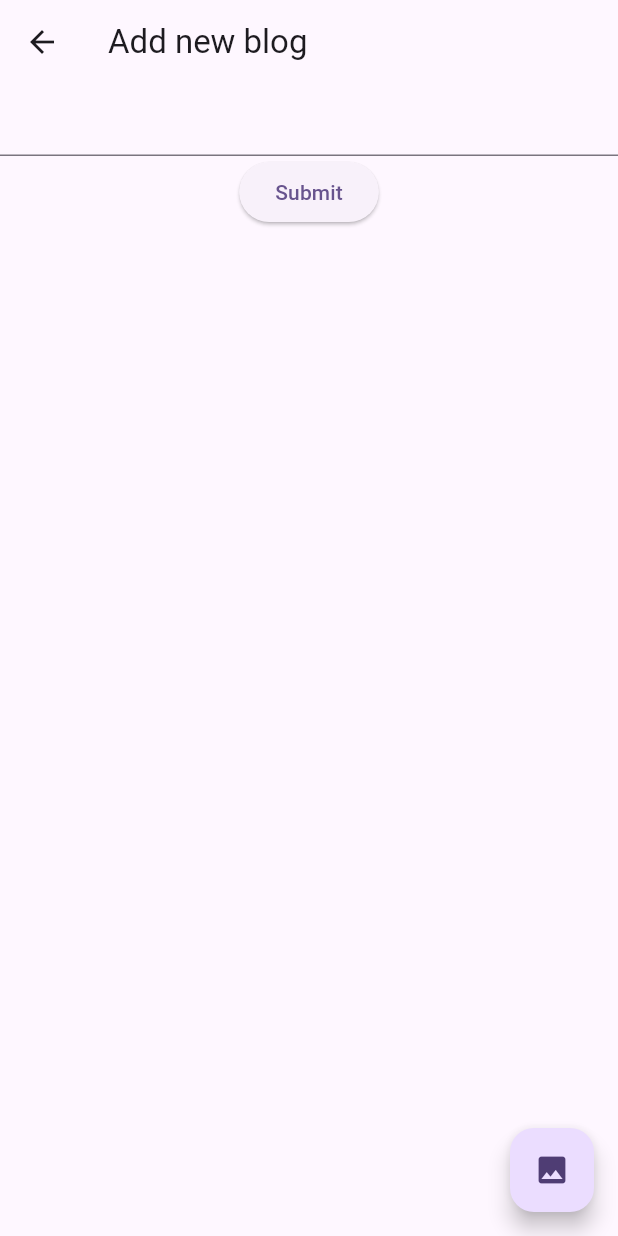
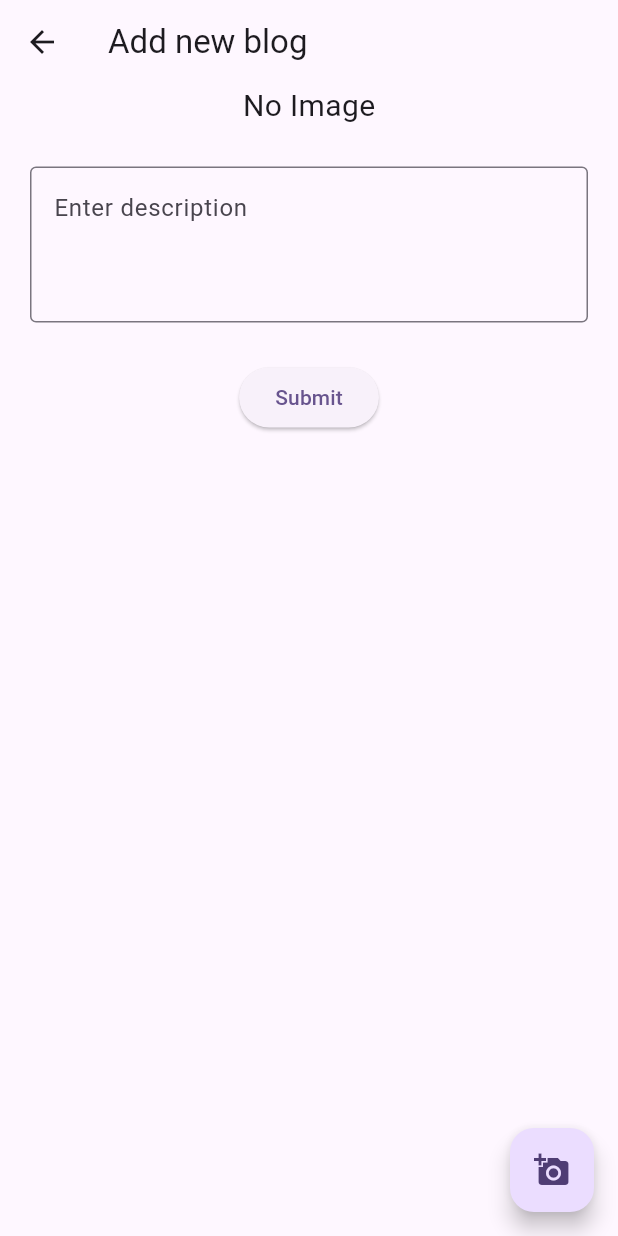
Before and after one commit to HarishBirlangi/flutter_blogs_app, a Flutter app: the AddNewBlogPage screen opened by its route, on a phone screen of 412 x 824 dp. Run offline on Flutter 3.47's test engine with Material 2 defaults, Android fonts, the phone set to English and light mode, and no system bars; our stand-ins replace firebase_auth, firebase_core, image_picker; accounts and stored records are empty.

Commit message:
image picker

```diff
--- a/lib/blogs/add_new_blog_page.dart
+++ b/lib/blogs/add_new_blog_page.dart
@@ -1,4 +1,7 @@
+import 'dart:io';
+
 import 'package:flutter/material.dart';
+import 'package:image_picker/image_picker.dart';
 
 class AddNewBlogPage extends StatefulWidget {
   const AddNewBlogPage({Key? key}) : super(key: key);
@@ -8,6 +11,18 @@ class AddNewBlogPage extends StatefulWidget {
 }
 
 class _AddNewBlogPageState extends State<AddNewBlogPage> {
+  ImagePicker picker = ImagePicker();
+  XFile? selectedImage;
+
+  TextEditingController descriptionTextController = TextEditingController();
+
+  Future getImage(ImageSource media) async {
+    XFile? img = await picker.pickImage(source: media);
+    setState(() {
+      selectedImage = img;
+    });
+  }
+
   @override
   Widget build(BuildContext context) {
     return Scaffold(
@@ -15,15 +30,47 @@ class _AddNewBlogPageState extends State<AddNewBlogPage> {
         title: const Text('Add new blog'),
       ),
       body: Column(children: <Widget>[
-        const TextField(),
-        ElevatedButton(onPressed: () {}, child: const Text('Submit')),
+        selectedImage != null
+            ? Padding(
+                padding: const EdgeInsets.symmetric(horizontal: 20),
+                child: ClipRRect(
+                  borderRadius: BorderRadius.circular(8),
+                  child: Image.file(
+                    File(selectedImage!.path),
+                    fit: BoxFit.cover,
+                    width: MediaQuery.of(context).size.width,
+                    height: 300,
+                  ),
+                ),
+              )
+            : const Text(
+                "No Image",
+                style: TextStyle(fontSize: 20),
+              ),
+        const SizedBox(height: 10),
+        Padding(
+          padding: const EdgeInsets.symmetric(horizontal: 20, vertical: 16),
+          child: TextField(
+            maxLines: 3,
+            controller: descriptionTextController,
+            decoration: const InputDecoration(
+              border: OutlineInputBorder(),
+              hintText: 'Enter description',
+            ),
+          ),
+        ),
+        const SizedBox(height: 10),
+        ElevatedButton(
+            onPressed: () {
+              print(descriptionTextController.text);
+            },
+            child: const Text('Submit')),
       ]),
       floatingActionButton: FloatingActionButton(
-        onPressed: () {},
-        child: IconButton(
-          icon: const Icon(Icons.image),
-          onPressed: () {},
-        ),
+        onPressed: () {
+          getImage(ImageSource.gallery);
+        },
+        child: const Icon(Icons.add_a_photo),
       ),
     );
   }
--- a/pubspec.yaml
+++ b/pubspec.yaml
@@ -14,6 +14,7 @@ dependencies:
   cupertino_icons: ^1.0.2
   firebase_core: ^2.15.0
   firebase_auth: ^4.7.1
+  image_picker: ^1.0.1
 
 dev_dependencies:
   flutter_test:
```
Also changed, not shown: pubspec.lock, 2 other files.
